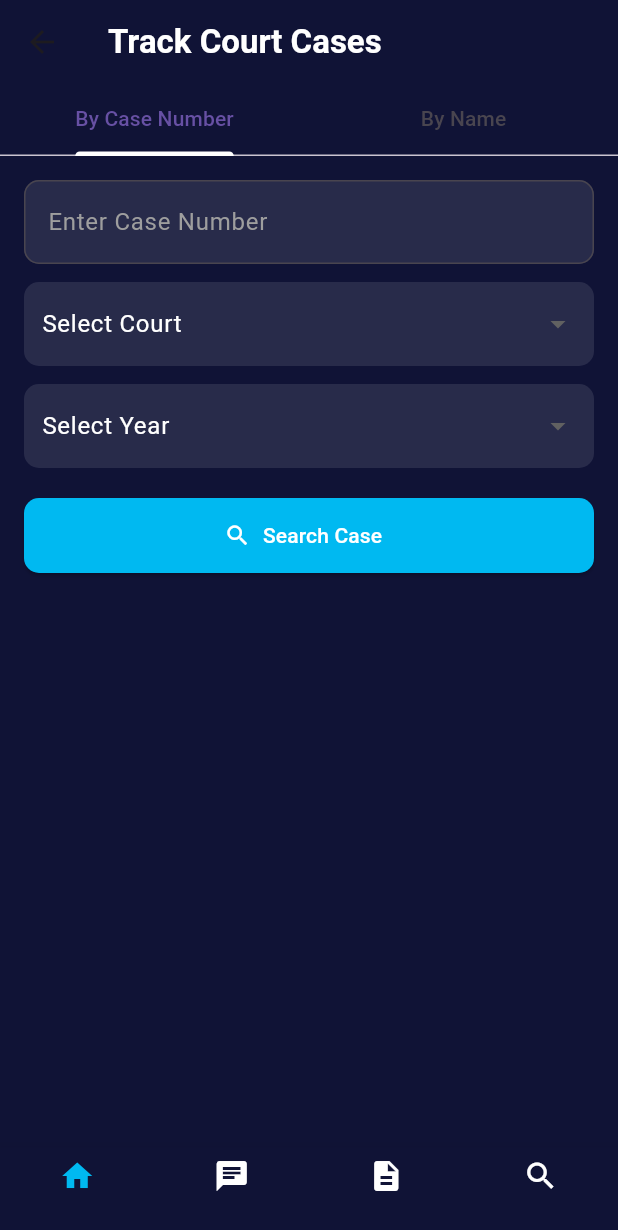
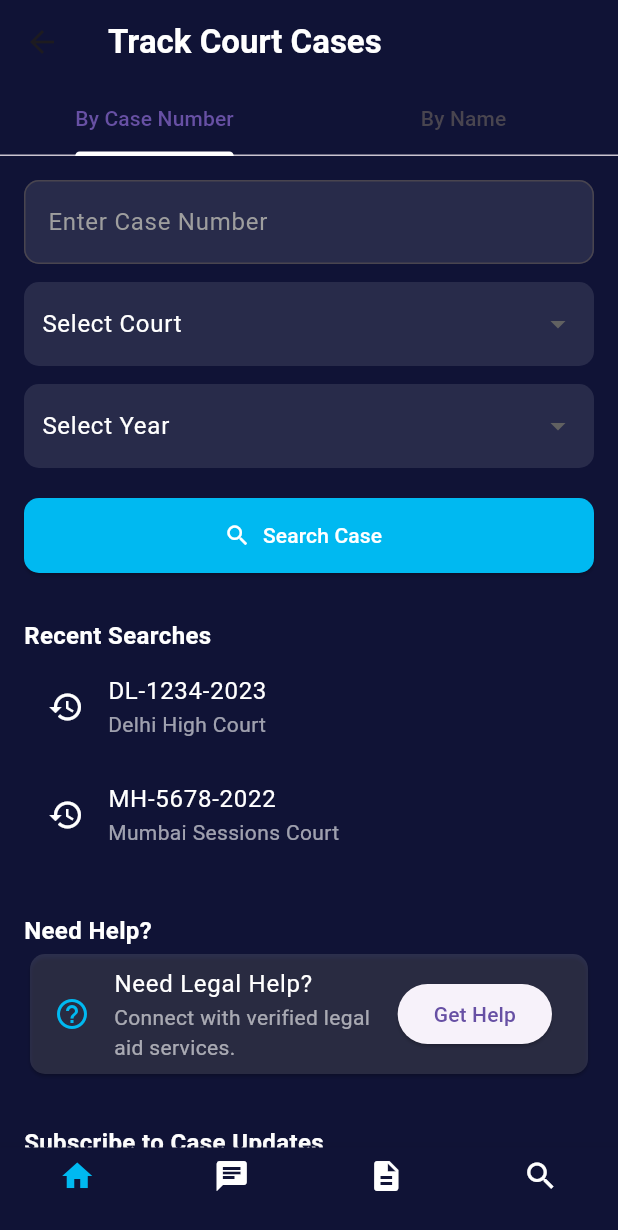
Before and after one commit to priyanshuraj27/NyayaPath, a Flutter app: the TrackCourtCasesScreen screen opened directly, on a phone screen of 412 x 824 dp. Shown: the top 1230 px of the screen. Run offline on Flutter 3.47's test engine with Material 3 defaults, Android fonts, the light colour scheme and no system bars; our stand-ins replace pdf, printing, video_player.

Commit message:
Added the navigation

```diff
--- a/frontend/lib/auth/login.dart
+++ b/frontend/lib/auth/login.dart
@@ -1,4 +1,5 @@
 import 'package:flutter/material.dart';
+import 'package:frontend/components/home_screen.dart';
 import 'package:frontend/components/welcome.dart';
 import 'signup.dart';
 
@@ -140,7 +141,7 @@ class _LoginScreenState extends State<LoginScreen> {
                       onPressed: () {
                         Navigator.push(
                           context,
-                          MaterialPageRoute(builder: (context) => OnboardingScreen()),
+                          MaterialPageRoute(builder: (context) => HomeScreen()),
                         );
                       },
                       child: const Text(
--- a/frontend/lib/track_cases/trackhome.dart
+++ b/frontend/lib/track_cases/trackhome.dart
@@ -1,4 +1,5 @@
 import 'package:flutter/material.dart';
+import 'package:frontend/track_cases/trackcase.dart';
 
 class TrackCourtCasesScreen extends StatefulWidget {
   const TrackCourtCasesScreen({super.key});
@@ -33,6 +34,10 @@ class _TrackCourtCasesScreenState extends State<TrackCourtCasesScreen>
   }
 
   void _performSearch() {
+     Navigator.push(
+    context,
+    MaterialPageRoute(builder: (_) => CaseStatusScreen()),
+    );
     setState(() {
       _hasSearched = true;
     });
@@ -83,20 +88,15 @@ class _TrackCourtCasesScreenState extends State<TrackCourtCasesScreen>
         _dropdown('Select Year'),
         const SizedBox(height: 20),
         _searchButton(),
-
-        if (_hasSearched) ...[
         const SizedBox(height: 30),
           _sectionTitle('Recent Searches'),
           _recentSearchesList(),
-
           const SizedBox(height: 30),
           _sectionTitle('Need Help?'),
           _helpCard(),
-
           const SizedBox(height: 30),
-          _sectionTitle('Multilingual Support'),
-          _languagePicker(),
-        ],
+          _sectionTitle('Subscribe to Case Updates'),
+          _subscribeCard(),
       ],
     );
   }
@@ -111,16 +111,12 @@ class _TrackCourtCasesScreenState extends State<TrackCourtCasesScreen>
         _dropdown('Select Court'),
         const SizedBox(height: 20),
         _searchButton(),
-
-        if (_hasSearched) ...[
+          const SizedBox(height: 30),
+          _sectionTitle('Need Help?'),
+          _helpCard(),
           const SizedBox(height: 30),
           _sectionTitle('Subscribe to Case Updates'),
           _subscribeCard(),
-
-          const SizedBox(height: 30),
-          _sectionTitle('Case Progress'),
-          _caseProgressStepper(),
-        ],
         ],
     );
   }
@@ -209,6 +205,7 @@ class _TrackCourtCasesScreenState extends State<TrackCourtCasesScreen>
     ),
   );
 }
+
 
   Widget _sectionTitle(String text) {
     return Text(
```
Also changed, not shown: frontend/lib/components/home_screen.dart (+51 -33 lines), frontend/lib/legalaid/legalaidhome.dart (+16 -13 lines). Lines whose indentation alone changed are shown as unchanged.
